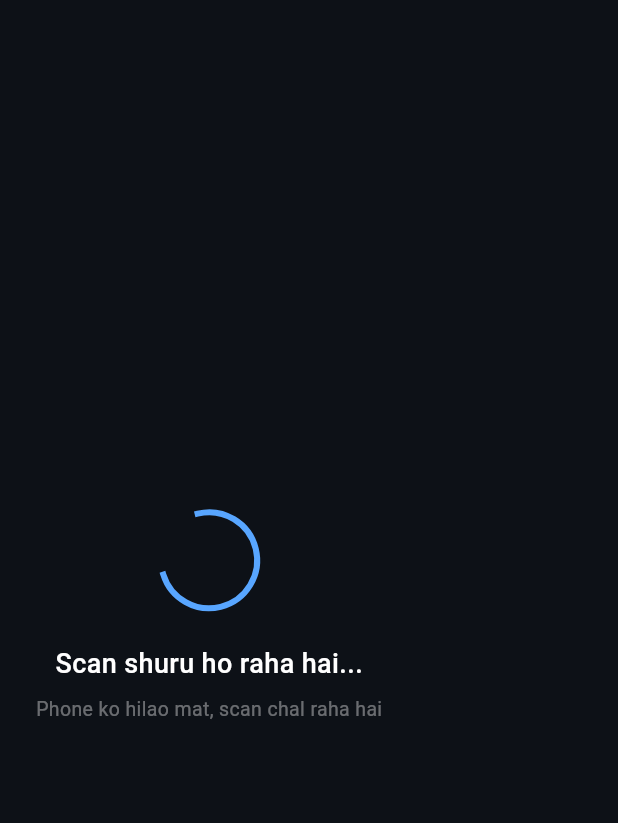
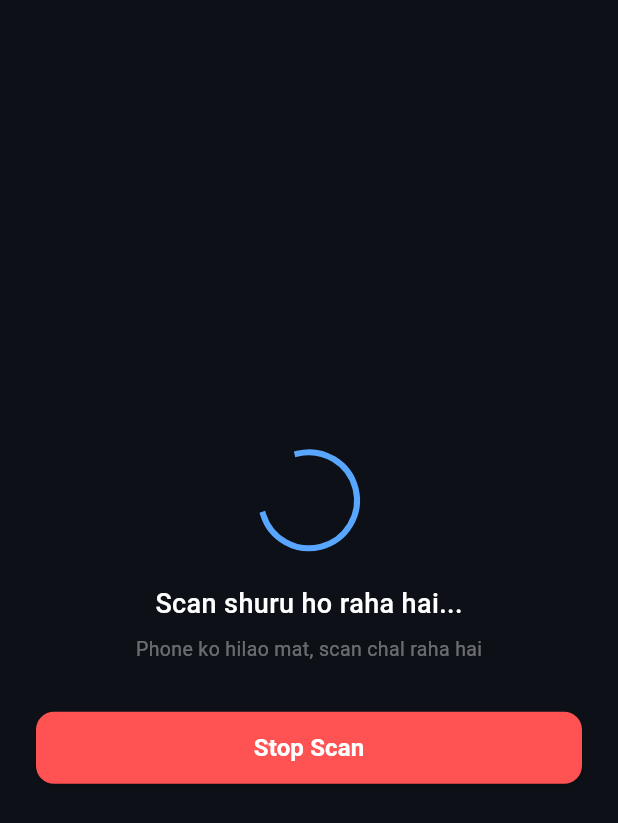
Before and after one commit to takrdh32-byte/Resume-maker-ai, a Flutter app: the ScanningScreen screen opened directly, on a phone screen of 412 x 824 dp. Shown: the top 823 px of the screen. Run offline on Flutter 3.47's test engine with Material 3 defaults, Android fonts, the phone set to English and light mode, and no system bars; our stand-ins replace permission_handler.

Commit message:
Update scanning_screen.dart

```diff
--- a/lib/screens/scanning_screen.dart
+++ b/lib/screens/scanning_screen.dart
@@ -1,8 +1,9 @@
+// 📄 lib/screens/scanning_screen.dart
 import 'package:flutter/material.dart';
 import 'dart:io';
 import 'package:path_provider/path_provider.dart';
-import '../recoverx_bridge.dart';           // असली ब्रिज
-import '../services/folder_scanner.dart';   // ऑटो फोल्डर स्कैनर
+import '../recoverx_bridge.dart';
+import '../services/folder_scanner.dart';
 import '../models/recovered_photo.dart';
 import 'results_screen.dart';
 
@@ -17,6 +18,8 @@ class _ScanningScreenState extends State<ScanningScreen> {
   final List<RecoveredPhoto> _found = [];
   String _statusText = 'Scan shuru ho raha hai...';
   bool _scanFailed = false;
+  bool _stopped = false;
+  static const int _maxPhotos = 200; // 200 फोटो के बाद ऑटो-स्टॉप
 
   @override
   void initState() {
@@ -27,7 +30,7 @@ class _ScanningScreenState extends State<ScanningScreen> {
 
   void _listenToProgress() {
     RecoverXBridge.scanProgressStream.listen((event) {
-      if (!mounted) return;
+      if (!mounted || _stopped) return;
       final path = event['path'] as String?;
       final size = event['size'] as int?;
       if (path == null || size == null) return;
@@ -40,45 +43,56 @@ class _ScanningScreenState extends State<ScanningScreen> {
         ));
         _statusText = '${_found.length} photos mili...';
       });
+
+      // लिमिट पार होते ही स्कैन बंद करो
+      if (_found.length >= _maxPhotos) {
+        _stopScan();
+      }
     });
   }
 
   Future<void> _startRealScan() async {
     try {
       final outputDir = await _getOutputDir();
-
-      // 1. फ़ोन के पब्लिक फोल्डर से सारी फ़ाइलें इकट्ठा करो
       final files = await FolderScanner.collectFiles();
-      if (files.isEmpty) {
-        setState(() {
-          _statusText = 'Koi scan karne layak file nahi mili';
-          _scanFailed = true;
-        });
+      if (files.isEmpty || _stopped) {
+        _showResultsIfMounted();
         return;
       }
 
-      // 2. हर फ़ाइल को असली C++ इंजन से स्कैन करो
       for (final file in files) {
+        if (_stopped) break;
         await RecoverXBridge.scanFile(
           sourcePath: file.path,
           outputDir: outputDir,
         );
-        if (!mounted) return;
+        if (_found.length >= _maxPhotos) break; // लिमिट के बाद लूप तोड़ो
       }
-
-      // 3. स्कैन पूरा होने पर रिज़ल्ट स्क्रीन पर ले जाओ
-      if (!mounted) return;
-      Navigator.pushReplacement(
-        context,
-        MaterialPageRoute(builder: (_) => ResultsScreen(photos: _found)),
-      );
     } catch (e) {
       if (!mounted) return;
       setState(() {
         _statusText = 'Scan fail hua: $e';
         _scanFailed = true;
       });
+      return;
     }
+    if (!_stopped) {
+      _showResultsIfMounted();
+    }
+  }
+
+  void _showResultsIfMounted() {
+    if (!mounted) return;
+    Navigator.pushReplacement(
+      context,
+      MaterialPageRoute(builder: (_) => ResultsScreen(photos: _found)),
+    );
+  }
+
+  void _stopScan() {
+    if (_stopped) return;
+    _stopped = true;
+    _showResultsIfMounted();
   }
 
   Future<String> _getOutputDir() async {
@@ -100,7 +114,7 @@ class _ScanningScreenState extends State<ScanningScreen> {
           child: Column(
             mainAxisAlignment: MainAxisAlignment.center,
             children: [
-              if (!_scanFailed) ...[
+              if (!_scanFailed && !_stopped) ...[
                 const SizedBox(
                   width: 64,
                   height: 64,
@@ -119,6 +133,46 @@ class _ScanningScreenState extends State<ScanningScreen> {
                 const Text(
                   'Phone ko hilao mat, scan chal raha hai',
                   style: TextStyle(fontSize: 13, color: Colors.white38),
+                ),
+                const SizedBox(height: 32),
+                SizedBox(
+                  width: double.infinity,
+                  height: 48,
+                  child: ElevatedButton(
+                    onPressed: _stopScan,
+                    style: ElevatedButton.styleFrom(
+                      backgroundColor: Colors.redAccent,
+                      shape: RoundedRectangleBorder(
+                          borderRadius: BorderRadius.circular(12)),
+                    ),
+                    child: const Text(
+                      'Stop Scan',
+                      style: TextStyle(
+                          fontSize: 16,
+                          fontWeight: FontWeight.w600,
+                          color: Colors.white),
+                    ),
+                  ),
+                ),
+              ] else if (_stopped) ...[
+                const Icon(Icons.check_circle_outline,
+                    size: 56, color: Color(0xFF58A6FF)),
+                const SizedBox(height: 16),
+                Text(
+                  'Scan ruk gaya. ${_found.length} photos mili.',
+                  textAlign: TextAlign.center,
+                  style: const TextStyle(color: Colors.white, fontSize: 16),
+                ),
+                const SizedBox(height: 24),
+                ElevatedButton(
+                  onPressed: () {
+                    Navigator.pushReplacement(
+                      context,
+                      MaterialPageRoute(
+                          builder: (_) => ResultsScreen(photos: _found)),
+                    );
+                  },
+                  child: const Text('Dekho'),
                 ),
               ] else ...[
                 const Icon(Icons.error_outline,
```
